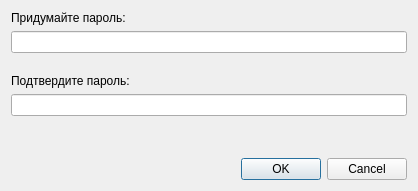
Above: dialogs/dialogcreatepassword.ui from iEPCBM/AMS-Rufina before the change. Below: the same form after it.
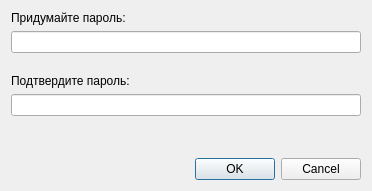
That is the form after the change.

What changed in the file:
```diff
--- a/dialogs/dialogcreatepassword.ui
+++ b/dialogs/dialogcreatepassword.ui
@@ -6,7 +6,7 @@
    <rect>
     <x>0</x>
     <y>0</y>
-    <width>418</width>
+    <width>372</width>
     <height>191</height>
    </rect>
   </property>
```
